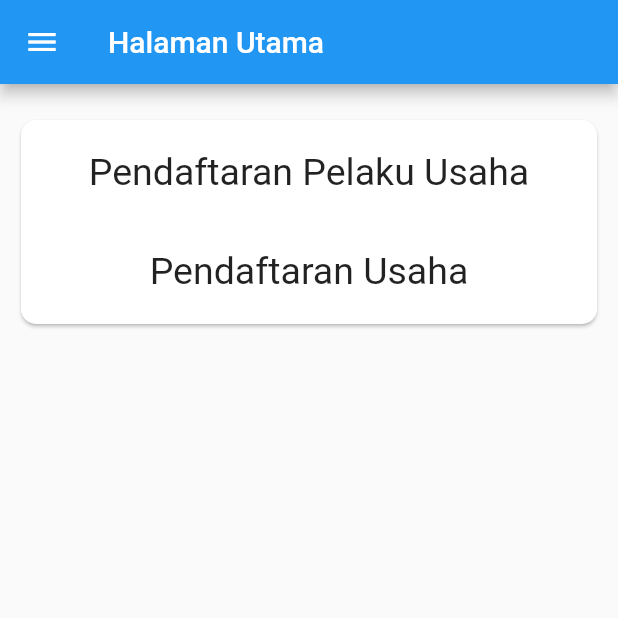
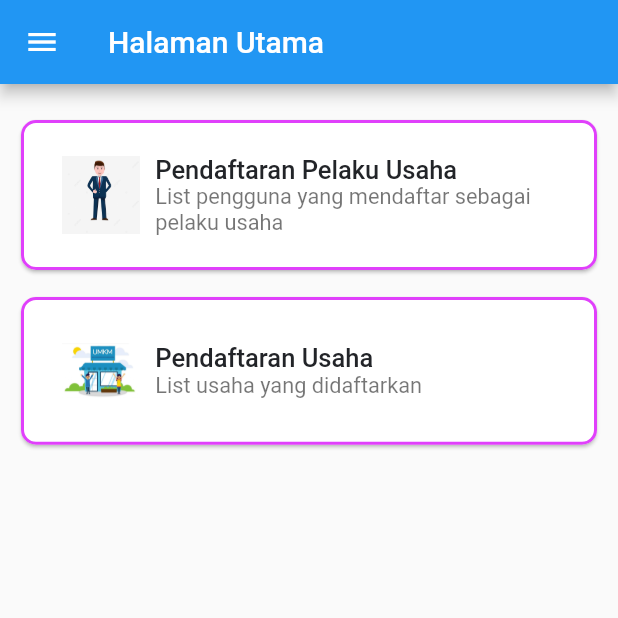
Before and after one commit to pbp-group-assignments/si-solo-mobile, a Flutter app: the LandingAdminPage screen opened directly, on a phone screen of 412 x 824 dp, the top half of it. Run offline on Flutter 3.47's test engine with Material 2 defaults, Android fonts, the phone set to English and light mode, and no system bars; drawn by our look-alikes of getwidget; our stand-ins replace dropdown_button2, google_fonts.

Commit message:
mini update for ui landing page admin

```diff
--- a/lib/landing_page_admin.dart
+++ b/lib/landing_page_admin.dart
@@ -2,6 +2,8 @@ import 'package:flutter/material.dart';
 import 'package:si_solo/drawer_admin.dart';
 import 'package:si_solo/admin/page/list_pendaftaran_pelaku_usaha.dart';
 import 'package:si_solo/admin/page/list_pendaftaran_usaha.dart';
+import 'package:getwidget/components/avatar/gf_avatar.dart';
+import 'package:getwidget/components/list_tile/gf_list_tile.dart';
 
 class LandingAdminPage extends StatefulWidget {
   const LandingAdminPage({super.key});
@@ -28,19 +30,18 @@ class _LandingAdminPage extends State<LandingAdminPage> {
                   Card(
                     shape: RoundedRectangleBorder(
                       borderRadius: BorderRadius.circular(10),
+                      side: BorderSide(color: Colors.purpleAccent, width: 2,),
                     ),
 
                     child: Container(
                       padding: const EdgeInsets.symmetric(horizontal: 3, vertical: 7),
-                      child: Column(
-                        children: [
-                          ListTile(
-                            title: Text(
-                              "Pendaftaran Pelaku Usaha",
-                              style: TextStyle(fontSize: 25),
-                              textAlign: TextAlign.center,
+                      child: GFListTile(
+                        avatar: GFAvatar(
+                          child: Image.asset('assets/images/business_icon.png'),
+                          backgroundColor: Colors.white,
                         ),
-
+                        titleText: 'Pendaftaran Pelaku Usaha',
+                        subTitleText: 'List pengguna yang mendaftar sebagai pelaku usaha',
                         onTap: () {
                           Navigator.pushReplacement(
                             context,
@@ -48,14 +49,26 @@ class _LandingAdminPage extends State<LandingAdminPage> {
                           );
                         },
                       ),
-                          const SizedBox(height: 10,),
-                          ListTile(
-                            title: Text(
-                              "Pendaftaran Usaha",
-                              style: TextStyle(fontSize: 25),
-                              textAlign: TextAlign.center,
+                    ),
                   ),
 
+                  const SizedBox(height: 10,),
+
+                  Card(
+                    shape: RoundedRectangleBorder(
+                      borderRadius: BorderRadius.circular(10),
+                      side: BorderSide(color: Colors.purpleAccent, width: 2,),
+                    ),
+
+                    child: Container(
+                      padding: const EdgeInsets.symmetric(horizontal: 3, vertical: 7),
+                      child: GFListTile(
+                        avatar: GFAvatar(
+                          child: Image.asset('assets/images/umkm_icon.jpg'),
+                          backgroundColor: Colors.white,
+                        ),
+                        titleText: 'Pendaftaran Usaha',
+                        subTitleText: 'List usaha yang didaftarkan',
                         onTap: () {
                           Navigator.pushReplacement(
                             context,
@@ -63,10 +76,7 @@ class _LandingAdminPage extends State<LandingAdminPage> {
                           );
                         },
                       ),
-                        ],
-                      )
-
-                    )
+                    ),
                   ),
                 ],
               )
```
Also changed, not shown: assets/images/business_icon.png (added), assets/images/umkm_icon.jpg (added). Lines whose indentation alone changed are shown as unchanged.
